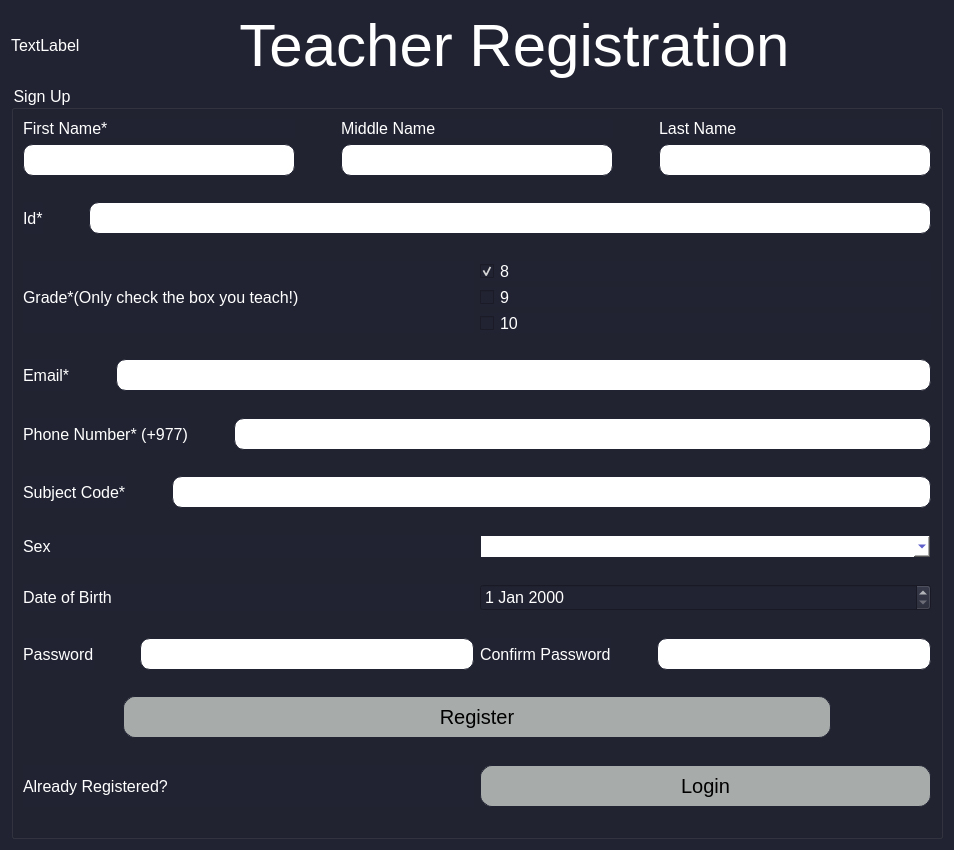
First picture: the form in ExamSphereV1/teacherregistration.ui, repository BiratBC/ExamSphereV1, before the edit.
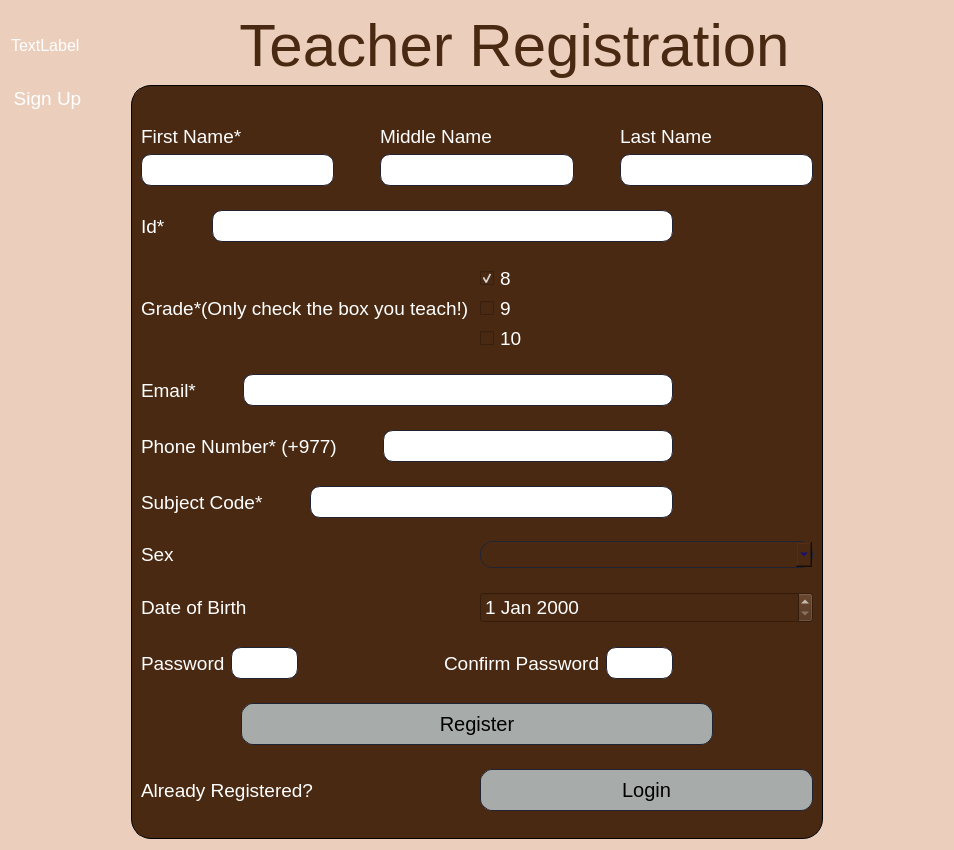
Second picture: the form after the edit.

The edit to the form file:
```diff
--- a/ExamSphereV1/teacherregistration.ui
+++ b/ExamSphereV1/teacherregistration.ui
@@ -23,7 +23,7 @@
 	background-color: rgb(255, 255, 255);
 }
 *{
-	background-color: rgba(33,35,50,255);
+	background-color: rgba(235,206,188,255);
 font-family:Ubuntu;
 color:#fff;
 font-size:16px;
@@ -82,7 +82,8 @@
         </font>
        </property>
        <property name="styleSheet">
-        <string notr="true">font-size:60px;</string>
+        <string notr="true">font-size:60px;
+color:rgb(73, 41, 18);</string>
        </property>
        <property name="text">
         <string>Teacher Registration</string>
@@ -113,7 +114,25 @@
    <item row="2" column="0">
     <widget class="QGroupBox" name="groupBox">
      <property name="styleSheet">
-      <string notr="true"/>
+      <string notr="true">*
+{
+	background-color: rgb(73, 41, 18);
+font-family:Ubuntu;
+font-size:19px;
+}
+QGroupBox
+{
+border:1px solid;
+border-radius:20px;
+padding-top:30px;
+	margin-left:120px;
+margin-right:120px;
+}
+QLineEdit{
+margin-right:140px;
+background-color:#fff;
+color:#000;
+}</string>
      </property>
      <property name="title">
       <string>Sign Up</string>
@@ -635,7 +654,8 @@
           <property name="styleSheet">
            <string notr="true">margin:0px 100px 0px 100px;
 color: rgb(0, 0, 0);
-font-size:20px;</string>
+font-size:20px;
+background-color: rgb(167, 171, 170);</string>
           </property>
           <property name="text">
            <string>Register</string>
@@ -671,7 +691,8 @@
            <widget class="QPushButton" name="login">
             <property name="styleSheet">
              <string notr="true">color: rgb(0, 0, 0);
-font-size:20px;</string>
+font-size:20px;
+background-color: rgb(167, 171, 170);</string>
             </property>
             <property name="text">
              <string>Login</string>
```
